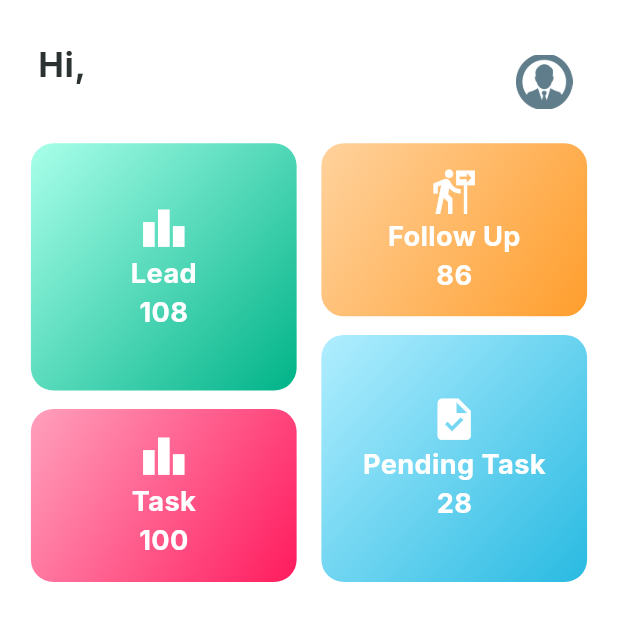
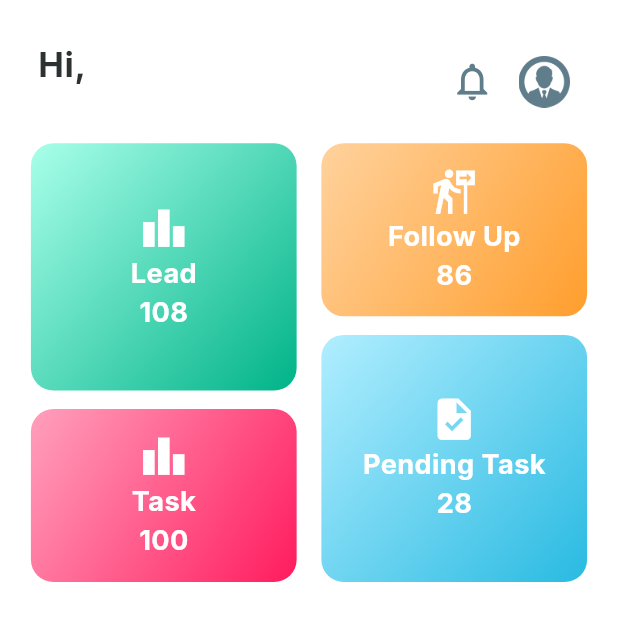
Before and after one commit to mahdi-islam-pranto/CRM-APP-iHelp, a Flutter app: the NewDashboard screen opened directly, after a tap on the "grid view" icon, on a phone screen of 412 x 824 dp, the top half of it. Run offline on Flutter 3.47's test engine with Material 3 defaults, Android fonts, the phone set to English and light mode, and no system bars; drawn by our look-alikes of badges, carousel_slider, dropdown_button2; our stand-ins replace animated_splash_screen, awesome_dialog, cloud_firestore, connectivity_plus, contacts_service, firebase_core and 12 more; missing offline and left inert: animated_floating_buttons, app_settings, flutter_animated_dialog, simple_fontellico_progress_dialog; accounts and stored records are empty; network calls fail; key blocks and very long unbroken strings in the code were emptied for the run.

Commit message:
notification page added + fetch all notifications to the page

```diff
--- a/lib/Dashboard/dashboard.dart
+++ b/lib/Dashboard/dashboard.dart
@@ -5,6 +5,7 @@ import 'package:flutter/material.dart';
 
 import 'package:flutter_animated_dialog/flutter_animated_dialog.dart';
 import 'package:flutter_screenutil/flutter_screenutil.dart';
+import 'package:get/get.dart';
 import 'package:loading_animation_widget/loading_animation_widget.dart';
 import 'package:shared_preferences/shared_preferences.dart';
 import 'package:untitled1/Auth/login_page.dart';
@@ -21,8 +22,10 @@ import '../Models/leadPipeline.dart';
 import '../Models/menuItem.dart';
 import '../Models/menuItems.dart';
 
+import '../NotificationService/countNotificationController.dart';
 import '../NotificationService/fcm_service.dart';
-import '../Task/todayTaskList.dart';
+import '../NotificationService/notificationPage.dart';
+
 import '../components/DashboardCounter.dart';
 import '../components/DashboardFollowUps.dart';
 import '../components/Dashboard_Tasks.dart';
@@ -31,6 +34,7 @@ import '../components/LeadPipelineChart.dart';
 
 import '../components/leadIndustryChart.dart';
 import 'package:carousel_slider/carousel_slider.dart';
+import 'package:badges/badges.dart' as badges;
 
 class NewDashboard extends StatefulWidget {
   const NewDashboard({Key? key}) : super(key: key);
@@ -60,12 +64,6 @@ class _NewDashboardState extends State<NewDashboard> {
     //notification
 // request notification permission
     notificationServices.requestNotificationPermission();
-
-    // notificationServices.requestNotificationPermissin();
-    // notificationServices.forgroundMessage();
-    // notificationServices.firebaseInit(context);
-    // notificationServices.isTokenRefresh();
-    // notificationServices.isTokenRefresh();
 
     /// Device Token
     notificationServices.getDeviceToken().then((value) {
@@ -312,6 +310,10 @@ class _NewDashboardState extends State<NewDashboard> {
   // today value
   Object todayValue = '1';
 
+  // Initialize the NotificationController
+  final NotificationController notificationController =
+      Get.put(NotificationController());
+
   @override
   Widget build(BuildContext context) {
     return WillPopScope(
@@ -358,8 +360,44 @@ class _NewDashboardState extends State<NewDashboard> {
                               ),
                             ),
 
+                            // notification button
+
                             ///trailing
-                            trailing: PopupMenuButton<DropMenuItem>(
+                            trailing: Row(
+                              mainAxisSize: MainAxisSize.min,
+                              children: [
+                                badges.Badge(
+                                  showBadge: notificationController
+                                          .notificationCount.value >
+                                      0,
+                                  badgeContent: Text(
+                                    '${notificationController.notificationCount.value}',
+                                  ),
+                                  badgeStyle: const badges.BadgeStyle(
+                                    badgeColor: Colors.redAccent,
+                                  ),
+                                  position: badges.BadgePosition.topEnd(
+                                      top: 0, end: 3),
+                                  child: IconButton(
+                                    icon: const Icon(
+                                      Icons.notifications_none_outlined,
+                                      color: Colors.blueGrey,
+                                      size: 30,
+                                    ),
+                                    onPressed: () {
+                                      Navigator.push(
+                                        context,
+                                        MaterialPageRoute(
+                                          builder: (context) =>
+                                              const NotificationPage(),
+                                        ),
+                                      );
+                                    },
+                                  ),
+                                ),
+
+                                // profile
+                                PopupMenuButton<DropMenuItem>(
                                   color: Colors.blue[50],
                                   position: PopupMenuPosition.under,
                                   padding: const EdgeInsets.only(
@@ -368,10 +406,14 @@ class _NewDashboardState extends State<NewDashboard> {
                                     "assets/images/person.png",
                                     color: Colors.blueGrey,
                                     fit: BoxFit.cover,
-                                width: 33.w,
+                                    width: 30.w,
                                   ),
                                   itemBuilder: (context) => [
-                                ...MenuItems.itemsFirst.map(buildItem).toList(),
+                                    ...MenuItems.itemsFirst
+                                        .map(buildItem)
+                                        .toList(),
+                                  ],
+                                ),
                               ],
                             ),
                           ),
--- /dev/null
+++ b/lib/NotificationService/countNotificationController.dart
@@ -0,0 +1,41 @@
+import 'package:cloud_firestore/cloud_firestore.dart';
+
+import 'package:get/get.dart';
+import 'package:shared_preferences/shared_preferences.dart';
+
+class NotificationController extends GetxController {
+  String? currentUserId;
+  var notificationCount = 0.obs;
+
+  @override
+  void onInit() {
+    super.onInit();
+    getCurrentUserId();
+    fetchNotificationCount();
+  }
+
+  //
+
+  void getCurrentUserId() async {
+    SharedPreferences sharedPreferences = await SharedPreferences.getInstance();
+    currentUserId = sharedPreferences.getString("id");
+    print("currentUserId => $currentUserId");
+  }
+
+  void fetchNotificationCount() {
+    FirebaseFirestore.instance
+        .collection("notifications")
+        .doc(currentUserId)
+        .collection('notification')
+        .where("isRead", isEqualTo: false)
+        .snapshots()
+        .listen(
+      (QuerySnapshot querySnapshot) {
+        notificationCount.value = querySnapshot.docs.length;
+        print("Notification lenghth => ${notificationCount.value}");
+        print("Notification lenghth2 => ${querySnapshot.docs.length}");
+        update();
+      },
+    );
+  }
+}
--- a/lib/Task/taskCreateForm.dart
+++ b/lib/Task/taskCreateForm.dart
@@ -156,8 +156,9 @@ class _TaskCreateFormState extends State<TaskCreateForm> {
           .collection('notification')
           .doc()
           .set({
-        'title': "New Task Created ${_companyName.text}",
+        'title': "New Task Created ",
         'body': "You are assigned to a new task! Please check",
+        'isRead': false,
         'creted_at': DateTime.now(),
       });
 
--- a/pubspec.yaml
+++ b/pubspec.yaml
@@ -60,6 +60,7 @@ dependencies:
   connectivity_plus: ^6.1.0
   carousel_slider: ^5.0.0
   dropdown_button2: ^2.3.9
+  badges: ^3.1.2
   # notification
   firebase_core: ^2.15.0
   firebase_auth:
```
Also changed, not shown: lib/FollowUP/followUpCreateForm.dart (+14 -12 lines), lib/FollowUP/leadFollowUpCreate.dart (+14 -0 lines), lib/NotificationService/notificationPage.dart (added, +139 -0 lines), lib/Task/leadTaskCreateForm.dart (+15 -1 lines), lib/screens/menu_page.dart (+15 -6 lines), pubspec.lock. Lines whose indentation alone changed are shown as unchanged.
